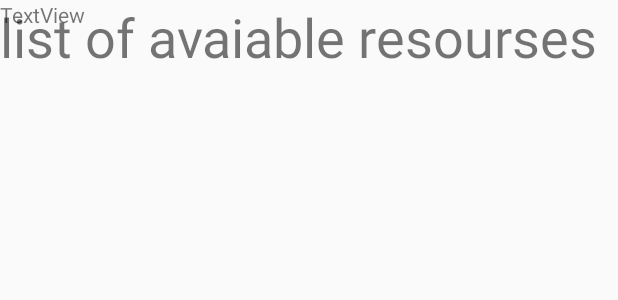
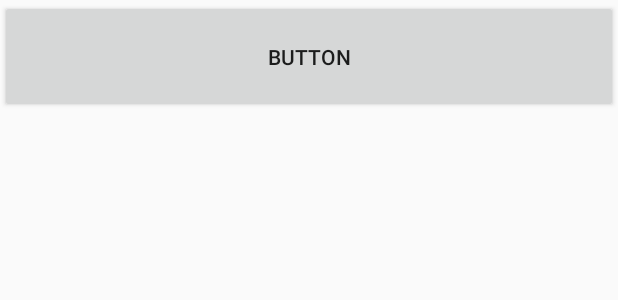
Before and after one commit to harshithap99/Amrita_FeePayment, an Android app: the layout fragment_courses.xml on its own in the app's theme, with its tools: preview values and no code run, on a phone screen of 412 x 824 dp. Shown: the top 300 px of the screen. Run offline under Robolectric (Android 15) with nearby library versions, the light colour scheme and no system bars; Roboto replaces fonts that are not available here.

Commit message:
small change

```diff
--- a/app/src/main/java/com/example/amrita_placements/activities/verification.java
+++ b/app/src/main/java/com/example/amrita_placements/activities/verification.java
@@ -12,6 +12,6 @@ public class verification extends AppCompatActivity {
     protected void onCreate(Bundle savedInstanceState) {
         super.onCreate(savedInstanceState);
        getWindow().setFlags(WindowManager.LayoutParams.FLAG_FULLSCREEN,WindowManager.LayoutParams.FLAG_FULLSCREEN);
-        setContentView(R.layout.payment);
+        setContentView(R.layout.other_fees);
     }
 }
--- a/app/src/main/res/layout/change_passowrd.xml
+++ b/app/src/main/res/layout/change_passowrd.xml
@@ -70,7 +70,7 @@
             android:background="@drawable/shapeemail"
             android:drawableLeft="@drawable/ic_baseline_person_24"
             android:drawablePadding="10dp"
-            android:hint="Enter your password"
+            android:hint="Enter new password"
             android:padding="15dp"
             android:textColor="@android:color/black"
             android:textColorHighlight="@android:color/black"
--- a/app/src/main/res/layout/fragment_courses.xml
+++ b/app/src/main/res/layout/fragment_courses.xml
@@ -5,19 +5,10 @@
     android:layout_height="match_parent"
     tools:context=".fragments_courses">
 
-    <!-- TODO: Update blank fragment layout -->
+    <Button
+        android:id="@+id/button2"
+        android:layout_width="match_parent"
+        android:layout_height="75dp"
+        android:text="Button" />
 
-
-    <TextView
-        android:id="@+id/textView2"
-        android:layout_width="match_parent"
-        android:layout_height="69dp"
-        android:text="list of avaiable resourses"
-        android:textSize="36sp" />
-
-    <TextView
-        android:id="@+id/textView3"
-        android:layout_width="wrap_content"
-        android:layout_height="wrap_content"
-        android:text="TextView" />
 </FrameLayout>
--- a/app/src/main/res/layout/homepage1.xml
+++ b/app/src/main/res/layout/homepage1.xml
@@ -353,7 +353,7 @@
                         android:layout_width="wrap_content"
                         android:layout_height="wrap_content"
                         android:gravity="center_horizontal"
-                        android:text="GENERAL FINES"
+                        android:text="GENERAL FEES"
                         android:textAlignment="center"
                         android:textColor="#FFFFFF"
                         android:textSize="18sp"
--- a/app/src/main/res/layout/login_test.xml
+++ b/app/src/main/res/layout/login_test.xml
@@ -70,7 +70,7 @@
             android:background="@drawable/shapeemail"
             android:drawableLeft="@drawable/ic_baseline_person_24"
             android:drawablePadding="10dp"
-            android:hint="Email"
+            android:hint="Registration Number"
             android:padding="15dp"
             android:textColor="@android:color/black"
             android:textColorHighlight="@android:color/black"
```
